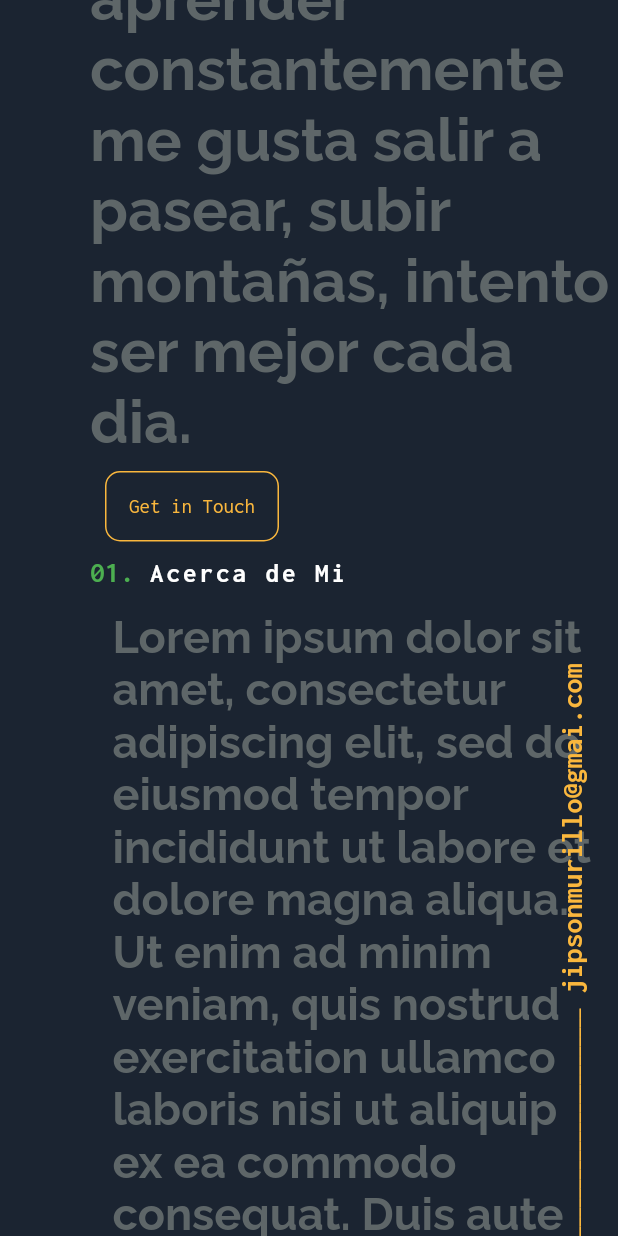
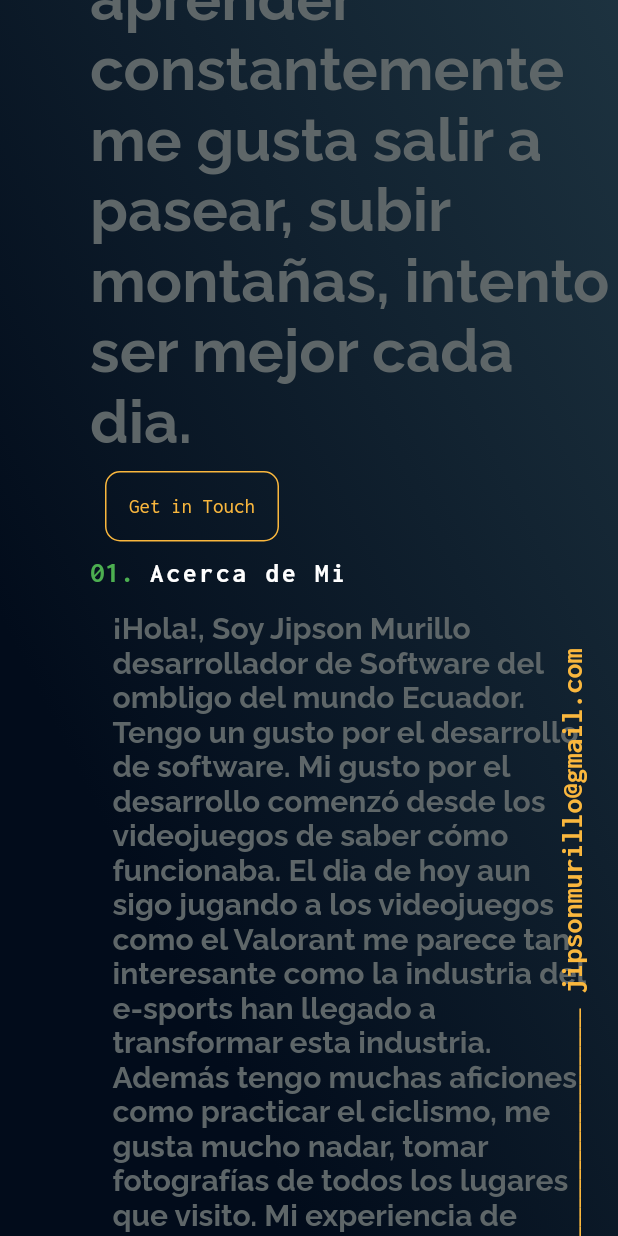
Before and after one commit to Jobzi/Portafolio, a Flutter app: the screen it shows after launch, scrolled down 576 dp, on a phone screen of 412 x 824 dp. Run offline on Flutter 3.47's test engine with Material 2 defaults, Android fonts, the phone set to English and light mode, and no system bars; our stand-ins replace animate_do, flutter_icons, get, google_fonts.

Commit message:
chage backgraund

```diff
--- a/lib/screens/home/components/section_one.dart
+++ b/lib/screens/home/components/section_one.dart
@@ -32,10 +32,10 @@ class SectionOne extends StatelessWidget {
                 child: Padding(
                   padding: EdgeInsets.all(15.0),
                   child: Text(
-                    "Lorem ipsum dolor sit amet, consectetur adipiscing elit, sed do eiusmod tempor incididunt ut labore et dolore magna aliqua. Ut enim ad minim veniam, quis nostrud exercitation ullamco laboris nisi ut aliquip ex ea commodo consequat. Duis aute irure dolor in reprehenderit in voluptate velit esse cillum dolore eu fugiat nulla pariatur. Excepteur sint occaecat cupidatat non proident, sunt in culpa qui officia deserunt mollit anim id est laborum.",
+                    "¡Hola!, Soy Jipson Murillo desarrollador de Software del ombligo del mundo Ecuador. Tengo un gusto por el desarrollo de software. Mi gusto por el desarrollo comenzó desde los videojuegos de saber cómo funcionaba. El dia de hoy aun sigo jugando a los videojuegos como el Valorant me parece tan interesante como la industria del e-sports han llegado a transformar esta industria. Además tengo muchas aficiones como practicar el ciclismo, me gusta mucho nadar, tomar fotografías de todos los lugares que visito. Mi experiencia de desarrollo como tal comienza como tal desde 2015 como Ecuador  un país tan pequeño y el desarrollo de software no tan demandado me pareció una skill que cada día es más importante saber, me gusto mucho que el día de hoy sigo practicando y estudiando.",
                     style: GoogleFonts.raleway().copyWith(
                         color: Color(0xFF5e6668),
-                        fontSize: 30,
+                        fontSize: 20,
                         fontWeight: FontWeight.bold),
                   ),
                 ),
--- a/lib/screens/home/components/welcome.dart
+++ b/lib/screens/home/components/welcome.dart
@@ -3,6 +3,7 @@ import 'package:google_fonts/google_fonts.dart';
 import 'package:get/get.dart';
 import 'package:portafolio/constant/Colors.dart';
 import 'package:portafolio/constant/sized_config.dart';
+import 'package:portafolio/screens/home/widgets/animated_buttom.dart';
 
 class WelcomeSection extends StatelessWidget {
   const WelcomeSection({Key key}) : super(key: key);
@@ -41,21 +42,7 @@ class WelcomeSection extends StatelessWidget {
                 fontSize: 40,
                 fontWeight: FontWeight.bold),
           ),
-          Padding(
-            padding: EdgeInsets.all(10.0),
-            child: Container(
-              padding: EdgeInsets.all(15.0),
-              decoration: BoxDecoration(
-                  border: Border.all(color: Color(0Xfffab73d)),
-                  borderRadius: BorderRadius.circular(10)),
-              child: Text(
-                "Get in Touch",
-                style: GoogleFonts.inconsolata(
-                  color: ColorTheme.yellow,
-                ),
-              ),
-            ),
-          ),
+          AnimatedButtom(),
           Offstage(
             offstage: context.isPhone ? true : false,
             child: SizedBox(
--- a/lib/screens/home/home_ui.dart
+++ b/lib/screens/home/home_ui.dart
@@ -4,10 +4,12 @@ import 'package:google_fonts/google_fonts.dart';
 import 'package:portafolio/constant/Colors.dart';
 import 'package:portafolio/screens/home/components/section_one.dart';
 import 'package:portafolio/screens/home/components/section_two.dart';
+import 'widgets/icon_buttom.dart';
 //import 'package:google_fonts/google_fonts.dart';
 import 'components/header.dart';
 import 'package:get/get.dart';
 import 'components/welcome.dart';
+import 'package:animate_do/animate_do.dart' show BounceInDown;
 
 class HomeUI extends StatelessWidget {
   const HomeUI({Key key}) : super(key: key);
@@ -15,15 +17,20 @@ class HomeUI extends StatelessWidget {
   @override
   Widget build(BuildContext context) {
     return Scaffold(
-      backgroundColor: ColorTheme.primary.withOpacity(0.9),
-      body: Stack(
+      body: Container(
+        decoration: BoxDecoration(
+          gradient: buildLinearGradient(),
+        ),
+        child: Stack(
           children: [
             Padding(
               padding: EdgeInsets.only(left: 60),
               child: SingleChildScrollView(
+                physics: BouncingScrollPhysics(
+                    parent: AlwaysScrollableScrollPhysics()),
                 child: Column(
                   children: [
-                  Header(),
+                    BounceInDown(child: Header()),
                     WelcomeSection(),
                     SectionOne(),
                     SectionTwo(),
@@ -35,7 +42,20 @@ class HomeUI extends StatelessWidget {
             PositionedRight(),
           ],
         ),
+      ),
     );
+  }
+
+  LinearGradient buildLinearGradient() {
+    return LinearGradient(
+        colors: [
+          ColorTheme.primary,
+          Color(0xFF2f4c58),
+        ],
+        //begin: FractionalOffset(0.0, 1.0),
+        end: FractionalOffset(2.0, 0.0),
+        //stops: [0.0, 1.0],
+        tileMode: TileMode.clamp);
   }
 }
 
@@ -55,7 +75,7 @@ class PositionedRight extends StatelessWidget {
           RotatedBox(
             quarterTurns: -1,
             child: Text(
-              " jipsonmurillo@gmai.com",
+              " jipsonmurillo@gmail.com",
               style: GoogleFonts.inconsolata(wordSpacing: 5).copyWith(
                 color: ColorTheme.yellow,
                 fontSize: 20,
@@ -90,33 +110,22 @@ class PositiodedLeft extends StatelessWidget {
         offstage: (context.isPhone) ? true : false,
         child: Column(
           children: [
-            Padding(
-              padding: EdgeInsets.all(15.0),
-              child: Icon(
-                Feather.instagram,
-                color: ColorTheme.yellow,
+            IconButtom(
+              iconData: Feather.instagram,
+              urlString: "https://www.instagram.com/jipson_n/",
             ),
+            IconButtom(
+              iconData: Feather.facebook,
+              urlString: "https://www.facebook.com/Jobzi1/",
             ),
-            Padding(
-              padding: EdgeInsets.all(15.0),
-              child: Icon(
-                Feather.facebook,
-                color: ColorTheme.yellow,
+            IconButtom(
+              iconData: Feather.github,
+              urlString: "https://github.com/Jobzi",
             ),
-            ),
-            Padding(
-              padding: EdgeInsets.all(15.0),
-              child: Icon(
-                Feather.github,
-                color: ColorTheme.yellow,
-              ),
-            ),
-            Padding(
-              padding: EdgeInsets.all(15.0),
-              child: Icon(
-                Feather.linkedin,
-                color: ColorTheme.yellow,
-              ),
+            IconButtom(
+              iconData: Feather.linkedin,
+              urlString:
+                  "https://www.linkedin.com/in/jipson-murillo-867b24122/",
             ),
             RotatedBox(
               quarterTurns: -1,
--- /dev/null
+++ b/lib/screens/home/widgets/animated_buttom.dart
@@ -0,0 +1,31 @@
+import 'package:flutter/material.dart';
+import 'package:google_fonts/google_fonts.dart';
+import 'package:portafolio/constant/Colors.dart';
+
+class AnimatedButtom extends StatelessWidget {
+  const AnimatedButtom({
+    Key key,
+  }) : super(key: key);
+
+  @override
+  Widget build(BuildContext context) {
+    return MouseRegion(
+      child: Padding(
+        padding: EdgeInsets.all(10.0),
+        child: AnimatedContainer(
+          duration: Duration(seconds: 1),
+          padding: EdgeInsets.all(15.0),
+          decoration: BoxDecoration(
+              border: Border.all(color: Color(0Xfffab73d)),
+              borderRadius: BorderRadius.circular(10)),
+          child: Text(
+            "Get in Touch",
+            style: GoogleFonts.inconsolata(
+              color: ColorTheme.yellow,
+            ),
+          ),
+        ),
+      ),
+    );
+  }
+}
--- a/pubspec.yaml
+++ b/pubspec.yaml
@@ -28,11 +28,11 @@ dependencies:
   # The following adds the Cupertino Icons font to your application.
   # Use with the CupertinoIcons class for iOS style icons.
   cupertino_icons: ^1.0.2
-  velocity_x: ^2.6.0
   google_fonts: ^2.0.0
   flutter_icons: ^1.1.0
   url_launcher: ^6.0.2
   get: ^3.26.0
+  animate_do: ^2.0.0
 
 dev_dependencies:
   flutter_test:
```
Also changed, not shown: lib/screens/home/components/header.dart (+7 -7 lines), lib/screens/home/components/section_two.dart (+0 -15 lines), lib/screens/home/widgets/icon_buttom.dart (added, +53 -0 lines), lib/screens/optional widgets/colors.dart (deleted, +0 -20 lines), lib/screens/optional widgets/header.dart (deleted, +0 -177 lines), assets/pic.png (deleted), pubspec.lock. Lines whose indentation alone changed are shown as unchanged.
